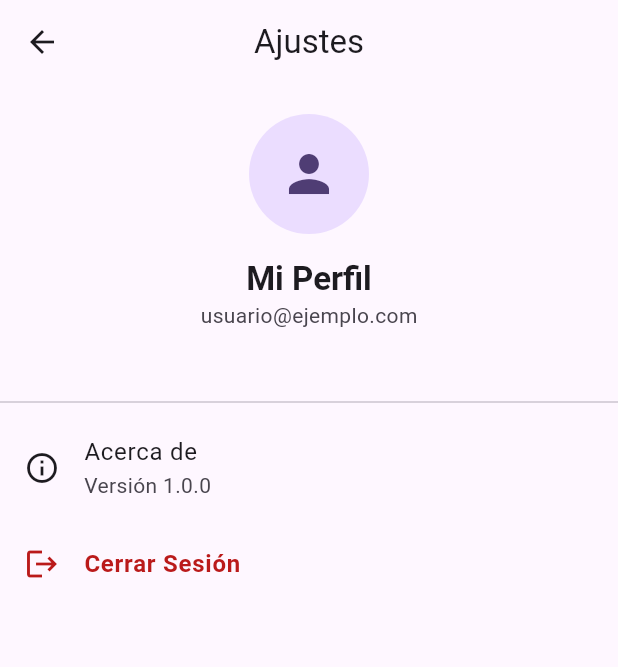
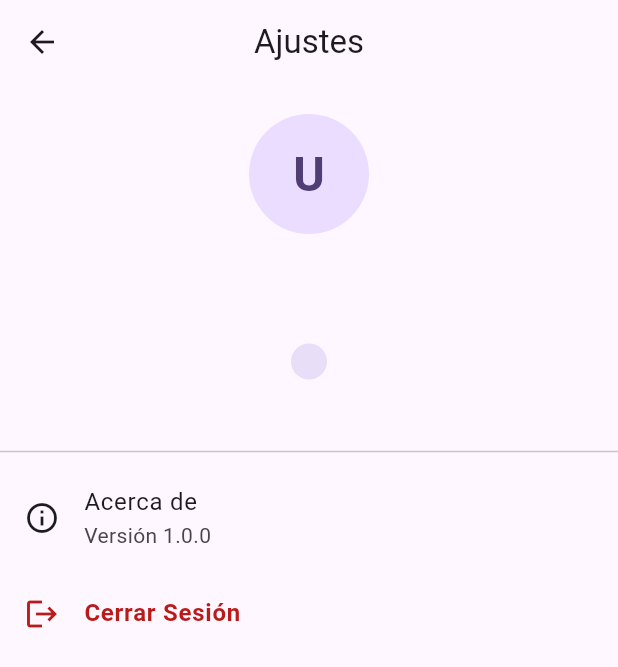
Before and after one commit to fbrzz004/Turneo, a Flutter app: the AjustesScreen screen opened directly, on a phone screen of 412 x 824 dp. Shown: the top 667 px of the screen. Run offline on Flutter 3.47's test engine with Material 3 defaults, Android fonts, the phone set to English and light mode, and no system bars; our stand-ins replace sqflite; accounts and stored records are empty.

Commit message:
ver nombre en ajustes

```diff
--- a/frontend/lib/ajustes/ajustes_screen.dart
+++ b/frontend/lib/ajustes/ajustes_screen.dart
@@ -1,5 +1,6 @@
 import 'package:flutter/material.dart';
-import './../login/inicio_screen.dart'; // Importante para poder redirigir al inicio
+import '../services/user_session.dart'; // Tu servicio Singleton
+import '../login/inicio_screen.dart';   // Tu pantalla de inicio
 
 class AjustesScreen extends StatelessWidget {
   const AjustesScreen({super.key});
@@ -9,8 +10,10 @@ class AjustesScreen extends StatelessWidget {
     final colorScheme = Theme.of(context).colorScheme;
     final textTheme = Theme.of(context).textTheme;
 
+    // 1. Instanciamos la sesión para leer los datos guardados en el Login
+    final session = UserSession();
+
     return Scaffold(
-      // Mismo fondo claro que Turnos y Calendario
       backgroundColor: colorScheme.surface,
 
       appBar: AppBar(
@@ -24,8 +27,7 @@ class AjustesScreen extends StatelessWidget {
         children: [
           const SizedBox(height: 20),
 
-          // 1. Encabezado de Perfil (Opcional pero recomendado)
-          // Muestra quién tiene la sesión iniciada
+          // 2. Encabezado de Perfil (DATOS REALES)
           Center(
             child: Column(
               children: [
@@ -33,16 +35,44 @@ class AjustesScreen extends StatelessWidget {
                   radius: 40,
                   backgroundColor: colorScheme.primaryContainer,
                   foregroundColor: colorScheme.onPrimaryContainer,
-                  child: const Icon(Icons.person, size: 40),
+                  // Lógica: Si tiene nombre, muestra la primera letra en mayúscula. Si no, muestra 'U'.
+                  child: Text(
+                    session.nombre.isNotEmpty ? session.nombre[0].toUpperCase() : 'U',
+                    style: const TextStyle(fontSize: 32, fontWeight: FontWeight.bold),
+                  ),
                 ),
                 const SizedBox(height: 16),
+
+                // Nombre traído de la sesión
                 Text(
-                  'Mi Perfil',
+                  session.nombre,
                   style: textTheme.titleLarge?.copyWith(fontWeight: FontWeight.bold),
+                  textAlign: TextAlign.center,
                 ),
+
+                // Correo traído de la sesión
                 Text(
-                  'usuario@ejemplo.com',
+                  session.correo,
                   style: textTheme.bodyMedium?.copyWith(color: colorScheme.onSurfaceVariant),
+                  textAlign: TextAlign.center,
+                ),
+
+                const SizedBox(height: 8),
+
+                // Etiqueta pequeña para mostrar el Rol (Gerente, Mesero, etc.)
+                Container(
+                  padding: const EdgeInsets.symmetric(horizontal: 12, vertical: 4),
+                  decoration: BoxDecoration(
+                    color: colorScheme.secondaryContainer,
+                    borderRadius: BorderRadius.circular(20),
+                  ),
+                  child: Text(
+                    session.rol, // Rol traído de la sesión
+                    style: textTheme.labelMedium?.copyWith(
+                        color: colorScheme.onSecondaryContainer,
+                        fontWeight: FontWeight.bold
+                    ),
+                  ),
                 ),
               ],
             ),
@@ -51,13 +81,12 @@ class AjustesScreen extends StatelessWidget {
           const SizedBox(height: 40),
           const Divider(),
 
-          // 2. Opción "Acerca de"
+          // 3. Opción "Acerca de"
           ListTile(
             leading: Icon(Icons.info_outline, color: colorScheme.onSurface),
             title: const Text('Acerca de'),
             subtitle: const Text('Versión 1.0.0'),
             onTap: () {
-              // Muestra un diálogo simple con información
               showDialog(
                 context: context,
                 builder: (context) => AlertDialog(
@@ -74,9 +103,8 @@ class AjustesScreen extends StatelessWidget {
             },
           ),
 
-          // 3. Opción "Cerrar Sesión"
+          // 4. Opción "Cerrar Sesión"
           ListTile(
-            // Usamos color rojo (error) para indicar una acción de salida
             leading: Icon(Icons.logout, color: colorScheme.error),
             title: Text(
               'Cerrar Sesión',
@@ -88,14 +116,14 @@ class AjustesScreen extends StatelessWidget {
             onTap: () {
               // --- LÓGICA DE CERRAR SESIÓN ---
 
-              // 1. (Opcional) Aquí podrías limpiar tokens o preferencias de usuario.
+              // 1. Borramos los datos de la memoria
+              UserSession().logout();
 
-              // 2. Navegar a la pantalla de Inicio y ELIMINAR todo el historial anterior.
-              // Esto evita que el usuario pueda volver atrás con el botón físico.
+              // 2. Redirigimos al inicio eliminando el historial de navegación
               Navigator.pushAndRemoveUntil(
                 context,
                 MaterialPageRoute(builder: (context) => const InicioScreen()),
-                (Route<dynamic> route) => false, // La condición 'false' elimina todas las rutas previas
+                    (Route<dynamic> route) => false,
               );
             },
           ),
--- /dev/null
+++ b/frontend/lib/services/user_session.dart
@@ -0,0 +1,35 @@
+class UserSession {
+  // 1. Creamos la instancia estática (Singleton)
+  static final UserSession _instance = UserSession._internal();
+
+  factory UserSession() {
+    return _instance;
+  }
+
+  UserSession._internal();
+
+  // 2. Variables para guardar los datos del usuario actual
+  int? id;
+  String nombre = '';
+  String correo = '';
+  String rol = ''; // 'Gerente' o el rol del empleado (Mesero, etc.)
+  bool esGerente = false;
+
+  // 3. Método para iniciar sesión (Guardar datos)
+  void login(int uId, String uNombre, String uCorreo, String uRol, bool uEsGerente) {
+    id = uId;
+    nombre = uNombre;
+    correo = uCorreo;
+    rol = uRol;
+    esGerente = uEsGerente;
+  }
+
+  // 4. Método para cerrar sesión (Borrar datos)
+  void logout() {
+    id = null;
+    nombre = '';
+    correo = '';
+    rol = '';
+    esGerente = false;
+  }
+}
```
Also changed, not shown: frontend/lib/login/login_empleado_screen.dart (+8 -0 lines), frontend/lib/login/login_gerente_screen.dart (+8 -1 lines).
